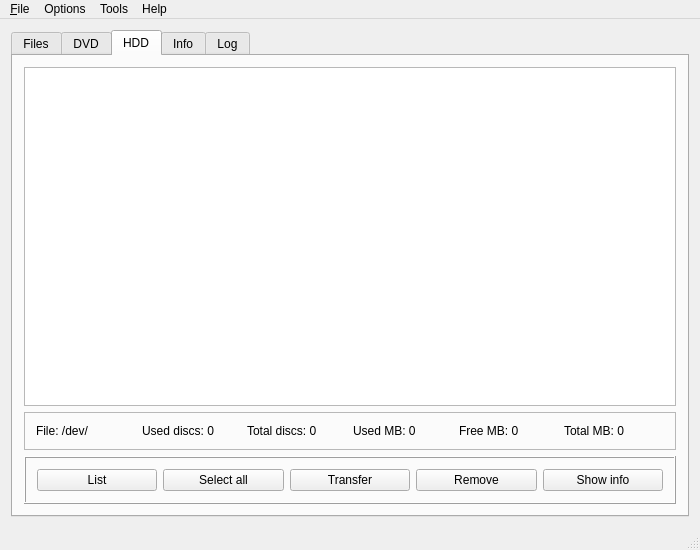
The window that resources/ui/wiibafu.ui (evertonstz/wiibafu) describes before a commit, drawn with Qt 5.
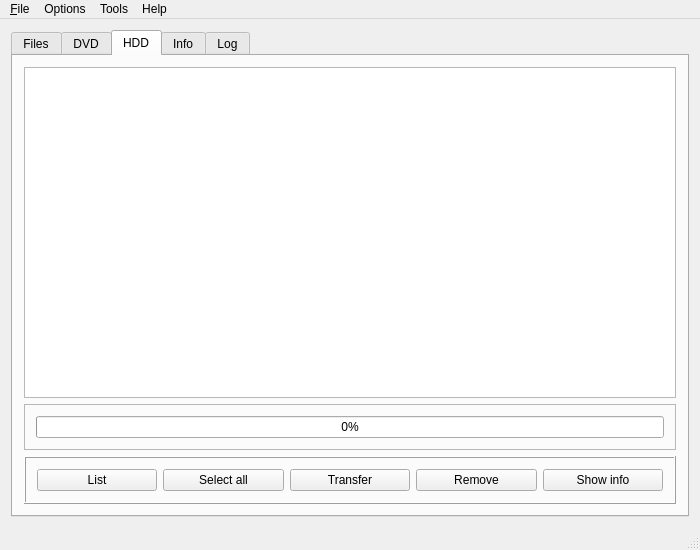
The same window after the commit. The open tabs and pages were chosen to show the change. Icons and pictures are not drawn.

Commit message: Progress bar in HDD tab for additional and compact infos

What changed in the file:
```diff
--- a/resources/ui/wiibafu.ui
+++ b/resources/ui/wiibafu.ui
@@ -193,7 +193,7 @@
        <attribute name="title">
         <string>HDD</string>
        </attribute>
-       <layout class="QVBoxLayout" name="verticalLayout_3">
+       <layout class="QVBoxLayout" name="verticalLayout_6">
         <item>
          <widget class="QTableView" name="tableView_HDD"/>
         </item>
@@ -205,46 +205,11 @@
           <property name="frameShadow">
            <enum>QFrame::Sunken</enum>
           </property>
-          <layout class="QHBoxLayout" name="horizontalLayout_15">
+          <layout class="QVBoxLayout" name="verticalLayout_3">
            <item>
-            <widget class="QLabel" name="label_HDD_File">
-             <property name="text">
-              <string>File: /dev/</string>
-             </property>
-            </widget>
-           </item>
-           <item>
-            <widget class="QLabel" name="label_HDD_UsedDiscs">
-             <property name="text">
-              <string>Used discs: 0</string>
-             </property>
-            </widget>
-           </item>
-           <item>
-            <widget class="QLabel" name="label_HDD_TotalDiscs">
-             <property name="text">
-              <string>Total discs: 0</string>
-             </property>
-            </widget>
-           </item>
-           <item>
-            <widget class="QLabel" name="label_HDD_UsedMB">
-             <property name="text">
-              <string>Used MB: 0</string>
-             </property>
-            </widget>
-           </item>
-           <item>
-            <widget class="QLabel" name="label_HDD_FreeMB">
-             <property name="text">
-              <string>Free MB: 0</string>
-             </property>
-            </widget>
-           </item>
-           <item>
-            <widget class="QLabel" name="label_HDD_TotalMB">
-             <property name="text">
-              <string>Total MB: 0</string>
+            <widget class="QProgressBar" name="progressBar_HDD">
+             <property name="value">
+              <number>0</number>
              </property>
             </widget>
            </item>
```
The commit also changes 5 other files.
